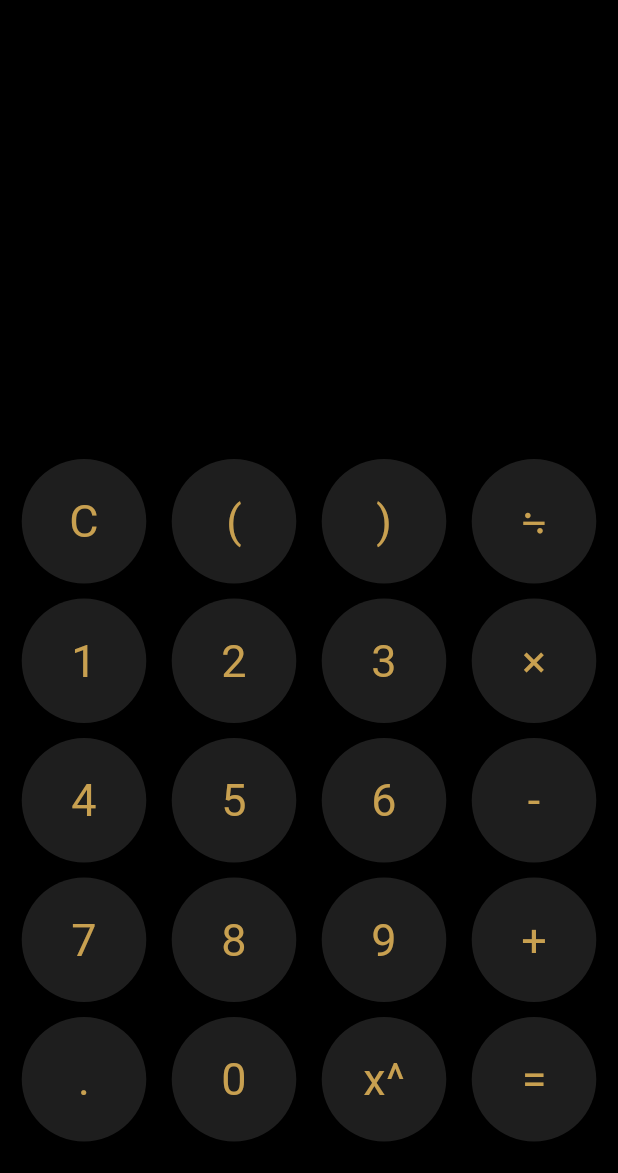
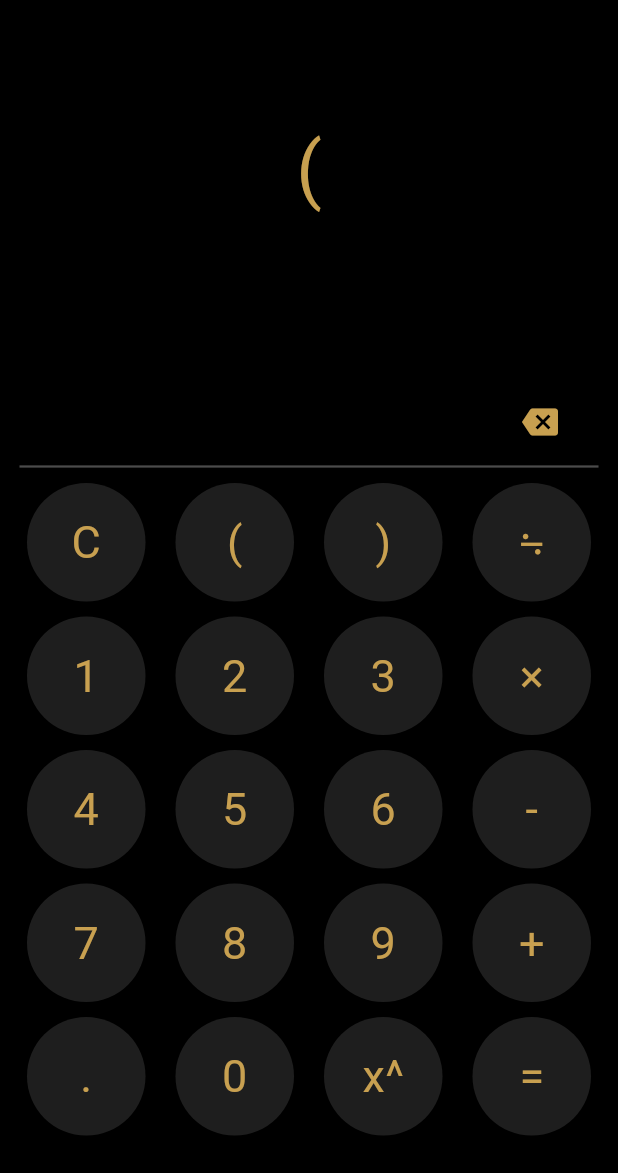
Before and after one commit to k1nd-cat/calculator-flutter, a Flutter app: the screen it shows after launch, after a tap on an icon or button, on a phone screen of 412 x 824 dp, the part 63-1236 px from its top. Run offline on Flutter 3.47's test engine with Material 3 defaults, Android fonts, the phone set to English and light mode, and no system bars; missing offline and left inert: stack.

Commit message:
add: enter from numpad

```diff
--- /dev/null
+++ b/calculator/flutter_native_splash.yaml
@@ -0,0 +1,9 @@
+flutter_native_splash:
+  color: "#ffffff"
+  image: "assets/splash.png"
+  android: true
+  ios: true
+  android_12:
+    image: "assets/splash.png"
+    color: "#ffffff"
+  portrait_only: true
--- a/calculator/lib/main.dart
+++ b/calculator/lib/main.dart
@@ -1,5 +1,8 @@
+import 'package:calculator/utils/values_manager.dart';
 import 'package:calculator/view/num_pad.dart';
 import 'package:flutter/material.dart';
+
+import 'controller/result.dart';
 
 void main() {
   runApp(const MyApp());
@@ -31,6 +34,74 @@ class MyHomePage extends StatefulWidget {
 }
 
 class _MyHomePageState extends State<MyHomePage> {
+  List<String> _equation = [];
+  late Result _result;
+  late String _resultStr = '';
+  late String _equationStr = '';
+
+  void onPressed(String value) {
+    if (value == '=') {
+      if (_resultStr != '') {
+        setState(() {
+          _equationStr = _resultStr;
+          _resultStr = '';
+        });
+      }
+
+      _equation.clear();
+      _equation.add(_resultStr);
+      return;
+    }
+
+    if (value == 'C') {
+      setState(() {
+        _resultStr = '';
+        _equationStr = '';
+      });
+      _equation.clear();
+      return;
+    }
+
+    if (_equation.isEmpty) {
+      if (isNumeric(value)) {
+        _equation.add(value);
+        _result = Result(_equation);
+      } else if (value == '-') {
+        _equation.add("-1");
+        _equation.add('*');
+      } else if (value == '(') {
+        _equation.add('(');
+      }
+    } else {
+      if (isNumeric(value)) {
+        if (isNumeric(_equation.last)) {
+          _equation.last += value;
+        } else {
+          _equation.add(value);
+        }
+      } else if (_equation.last == '(' && value == '-') {
+        _equation.add("-1");
+        _equation.add('*');
+      } else {
+        _equation.add(value);
+      }
+    }
+
+    if (_equation.isNotEmpty) {
+      String currentEquation = '';
+      _equation.forEach((element) => currentEquation += element);
+      setState(() {
+        _equationStr = currentEquation;
+      });
+    }
+
+    _result = Result(_equation);
+    if (_result.result != null) {
+      setState(() {
+        _resultStr = _result.result.toString();
+      });
+    }
+  }
 
   void nothing(String value) {}
 
@@ -48,13 +119,45 @@ class _MyHomePageState extends State<MyHomePage> {
             ),
         ),
       ),
-      body: Center(
-
-        child: Align(
+      body: Align(
         alignment: Alignment.bottomCenter,
         child: Padding(
-            padding: EdgeInsets.only(bottom: 16),
-            child: NumPadGrid(
+          padding: EdgeInsets.only(bottom: 20, right: 8, left: 8),
+          child:
+          Column(
+            mainAxisAlignment: MainAxisAlignment.end,
+            children: [
+              Padding(
+                padding: EdgeInsets.only(bottom: 50),
+                child: SingleChildScrollView(
+                  scrollDirection: Axis.horizontal,
+                  reverse: true,
+                  child: Text(
+                    _equationStr,
+                    style: TextStyle(
+                      fontSize: 50,
+                      color: Color.fromRGBO(200, 160, 80, 1),
+                    ),
+                  ),
+                ),
+              ),
+
+              Padding(
+                padding: EdgeInsets.only(bottom: 15, right: 40),
+                child:
+                Row(
+                  mainAxisAlignment: MainAxisAlignment.end,
+                  children: [
+                    Text(_resultStr,
+                      style: TextStyle(
+                        color: Color.fromRGBO(200, 160, 80, 1),
+                        fontSize: 30,
+                      ),
+                    ),
+                  ],
+                ),
+              ),
+              NumPadGrid(
                 buttons: [
                   'C', '(', ')', '/',
                   '1', '2', '3', '*',
@@ -62,32 +165,11 @@ class _MyHomePageState extends State<MyHomePage> {
                   '7', '8', '9', '+',
                   '.', '0', '^', '=',
                 ],
-              onClick: (String value) {  },
+                onClick: onPressed,
+              ),
+            ],
           ),
         ),
-        ),
-
-        // child: Row(
-        //   mainAxisAlignment: MainAxisAlignment.center,
-        //   children: <Widget>[
-        //     NumPadButton(
-        //       value: '9',
-        //       onClick: nothing,
-        //     ),
-        //     NumPadButton(
-        //       value: '8',
-        //       onClick: nothing,
-        //     ),
-        //     NumPadButton(
-        //       value: '7',
-        //       onClick: nothing,
-        //     ),
-        //     NumPadButton(
-        //       value: '*',
-        //       onClick: nothing,
-        //     ),
-        //   ],
-        // ),
       ),
     );
   }
--- a/calculator/lib/view/num_pad.dart
+++ b/calculator/lib/view/num_pad.dart
@@ -3,6 +3,7 @@ import 'package:flutter/material.dart';
 class NumPadGrid extends StatelessWidget {
   final List<String> buttons;
   final Function(String value) onClick;
+  final String _value = '<';
 
   NumPadGrid({required List<String> buttons, required Function(String value) onClick})
       : this.buttons = buttons,
@@ -10,9 +11,40 @@ class NumPadGrid extends StatelessWidget {
 
   @override
   Widget build(BuildContext context) {
-    return Padding(
-      padding: EdgeInsets.only(left: 6, right: 6),
-      child: Table(
+    return Column(
+      mainAxisAlignment: MainAxisAlignment.end,
+      children: [
+        Row(
+          mainAxisAlignment: MainAxisAlignment.end,
+          children: [
+            Align(
+              alignment: Alignment.centerRight,
+              child: RawMaterialButton(
+                onPressed: () => {},
+                elevation: 0,
+                fillColor: Color(0x44000000),
+                child: Center(
+                    child: Icon(Icons.backspace,
+                      color: Color.fromRGBO(200, 160, 80, 1),
+                    )
+                ),
+                padding: EdgeInsets.all(10.0),
+                shape: CircleBorder(),
+              ),
+            ),
+          ]
+        ),
+        Padding(
+          padding: EdgeInsets.only(left: 5, right: 5),
+          child: Divider(
+            height: 12,
+            thickness: 1.5,
+            // indent: 18,
+            // endIndent: 18,
+            color: Color.fromRGBO(75, 75, 75, 1),
+          ),
+        ),
+        Table(
             children: List.generate(5, (rowIndex) {
               return TableRow(
                 children: List.generate(4, (colIndex) {
@@ -27,8 +59,10 @@ class NumPadGrid extends StatelessWidget {
                   }
                 }),
               );
-        }),
+            }
           ),
+        ),
+      ]
     );
   }
 }
@@ -68,7 +102,7 @@ class NumPadButton extends StatelessWidget {
             ),
           ),
         ),
-        padding: EdgeInsets.all(20.0),
+        padding: EdgeInsets.all(18.0),
         shape: CircleBorder(),
       ),
     );
--- a/calculator/pubspec.yaml
+++ b/calculator/pubspec.yaml
@@ -15,6 +15,7 @@ dependencies:
   cupertino_icons: ^1.0.2
   meta: ^1.10.0
   stack: ^0.2.2
+  flutter_native_splash: any
 
 dev_dependencies:
   flutter_test:
```
Also changed, not shown: calculator/pubspec.lock, 1 other file. Lines whose indentation alone changed are shown as unchanged.
